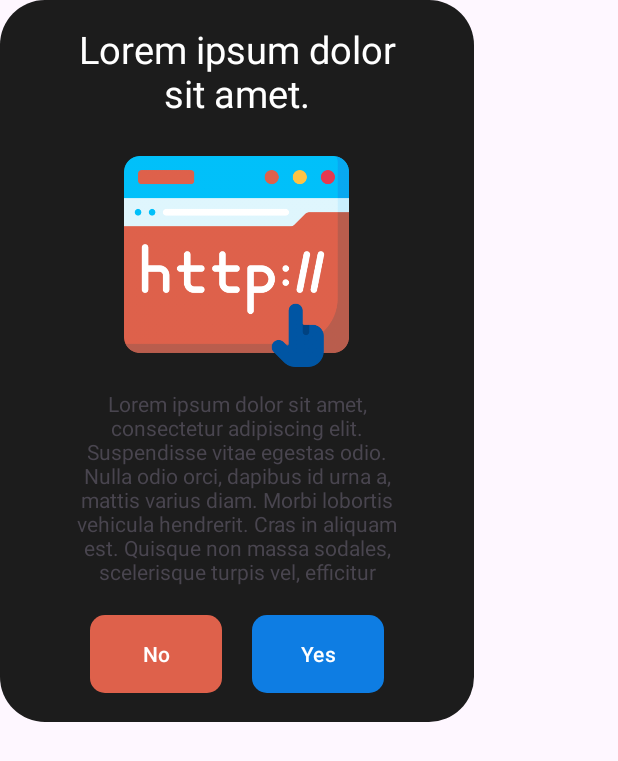
After one commit to ozgurbaykal/HostMobile, an Android app: the layout custom_dialog_yes_no.xml on its own in the app's theme, with its tools: preview values and no code run, on a phone screen of 412 x 824 dp. The commit adds this screen. Shown: the top 761 px of the screen. Run offline under Robolectric (Android 15) with nearby library versions, the phone set to English and light mode, and no system bars.

Commit message:
add new custom dialog

```diff
--- a/app/src/main/java/com/ozgurbaykal/hostmobile/view/MainActivity.kt
+++ b/app/src/main/java/com/ozgurbaykal/hostmobile/view/MainActivity.kt
@@ -27,6 +27,8 @@ import androidx.fragment.app.commit
 import com.ozgurbaykal.hostmobile.control.CustomLocalAddress
 import com.ozgurbaykal.hostmobile.service.CustomHttpService
 import com.ozgurbaykal.hostmobile.service.DefaultHttpService
+import com.ozgurbaykal.hostmobile.view.customdialog.CustomDialogManager
+import com.ozgurbaykal.hostmobile.view.customdialog.CustomDialogTypes
 
 class MainActivity : AppCompatActivity() {
     private val TAG = "_MainActivity"
@@ -47,6 +49,7 @@ class MainActivity : AppCompatActivity() {
         openServerButton.setOnClickListener {
             Log.i(TAG, "openServerButton clicked")
 
+            //SUNUCU SERVİSİ BAŞLATMA
             val intent = Intent(this, CustomHttpService::class.java)
             ContextCompat.startForegroundService(this@MainActivity, intent)
 
--- /dev/null
+++ b/app/src/main/java/com/ozgurbaykal/hostmobile/view/customdialog/CustomDialogTypes.kt
@@ -0,0 +1,6 @@
+package com.ozgurbaykal.hostmobile.view.customdialog
+
+enum class CustomDialogTypes {
+    SIMPLE_DIALOG,
+    YES_OR_NO_DIALOG
+}
--- /dev/null
+++ b/app/src/main/res/drawable/rounded_bg_with_color.xml
@@ -0,0 +1,5 @@
+<?xml version="1.0" encoding="utf-8"?>
+<shape xmlns:android="http://schemas.android.com/apk/res/android">
+    <solid android:color="@color/custom_black2"/> <!-- Arka plan rengini burada belirleyin -->
+    <corners android:radius="30dp"/> <!-- Köşelerin yuvarlaklık yarıçapını burada belirleyin -->
+</shape>
--- /dev/null
+++ b/app/src/main/res/layout/custom_dialog_yes_no.xml
@@ -0,0 +1,71 @@
+<?xml version="1.0" encoding="utf-8"?>
+<LinearLayout xmlns:android="http://schemas.android.com/apk/res/android"
+    xmlns:app="http://schemas.android.com/apk/res-auto"
+    android:layout_width="wrap_content"
+    android:layout_height="wrap_content"
+    android:background="@drawable/rounded_bg_with_color"
+    android:orientation="vertical"
+    android:gravity="center"
+    android:paddingStart="50dp"
+    android:paddingEnd="50dp"
+    android:paddingTop="15dp"
+    android:paddingBottom="15dp">
+
+
+    <TextView
+        android:id="@+id/yesNoDialogTitle"
+        android:layout_width="match_parent"
+        android:layout_height="wrap_content"
+        android:text="@string/lorem_ipsum_5word"
+        android:textAlignment="center"
+        android:textSize="25sp"
+        android:textColor="@color/white"
+        android:layout_marginBottom="20dp"/>
+
+    <ImageView
+        android:id="@+id/yesNoDialogImage"
+        android:layout_width="150dp"
+        android:layout_height="150dp"
+        android:scaleType="centerCrop"
+        android:src="@drawable/http_icon"/>
+
+    <TextView
+        android:id="@+id/yesNoDialogParagraph"
+        android:layout_marginTop="10dp"
+        android:layout_width="match_parent"
+        android:layout_height="wrap_content"
+        android:text="@string/lorem_ipsum_1paragraph"
+        android:textAlignment="center"/>
+
+    <LinearLayout
+        android:layout_width="wrap_content"
+        android:layout_height="wrap_content"
+        android:orientation="horizontal">
+        <Button
+            android:id="@+id/yesNoDialogNoClickButton"
+            android:layout_width="match_parent"
+            android:layout_height="60dp"
+            android:layout_alignParentTop="true"
+            android:layout_marginTop="15dp"
+            android:text="No"
+            android:layout_marginLeft="10dp"
+            android:layout_marginRight="10dp"
+            android:textColor="@color/white"
+            app:backgroundTint="@color/custom_red"
+            app:cornerRadius="10dp"
+            app:strokeColor="#FFFFFF" />
+        <Button
+            android:id="@+id/yesNoDialogYesClickButton"
+            android:layout_width="match_parent"
+            android:layout_height="60dp"
+            android:layout_alignParentTop="true"
+            android:layout_marginTop="15dp"
+            android:text="Yes"
+            android:layout_marginLeft="10dp"
+            android:layout_marginRight="10dp"
+            android:textColor="@color/white"
+            app:backgroundTint="@color/custom_blue"
+            app:cornerRadius="10dp"
+            app:strokeColor="#FFFFFF" />
+    </LinearLayout>
+</LinearLayout>
--- a/app/src/main/res/values/colors.xml
+++ b/app/src/main/res/values/colors.xml
@@ -8,4 +8,5 @@
     <color name="custom_black2">#1C1C1C</color>
     <color name="custom_red">#de614b</color>
     <color name="custom_gray">#6a6a6a</color>
+    <color name="custom_blue">#0E7DE3</color>
 </resources>
```
Also changed, not shown: app/src/main/java/com/ozgurbaykal/hostmobile/view/customdialog/CustomDialogManager.kt (added, +185 -0 lines), app/src/main/res/layout/custom_dialog_simple.xml (added, +54 -0 lines).
